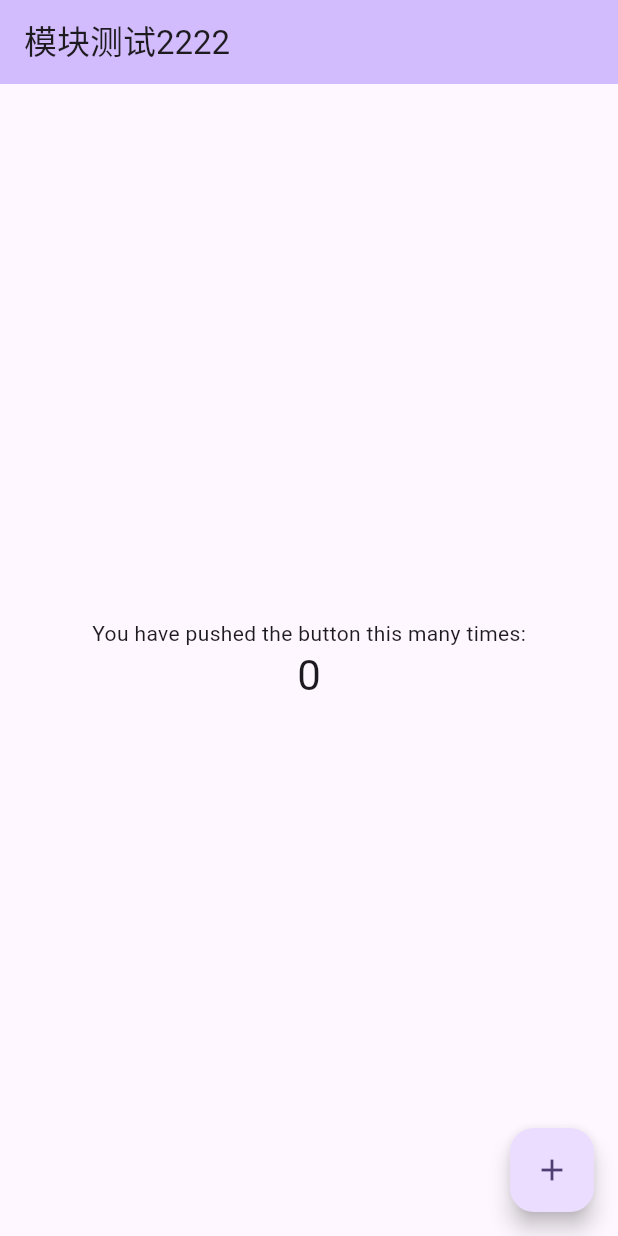
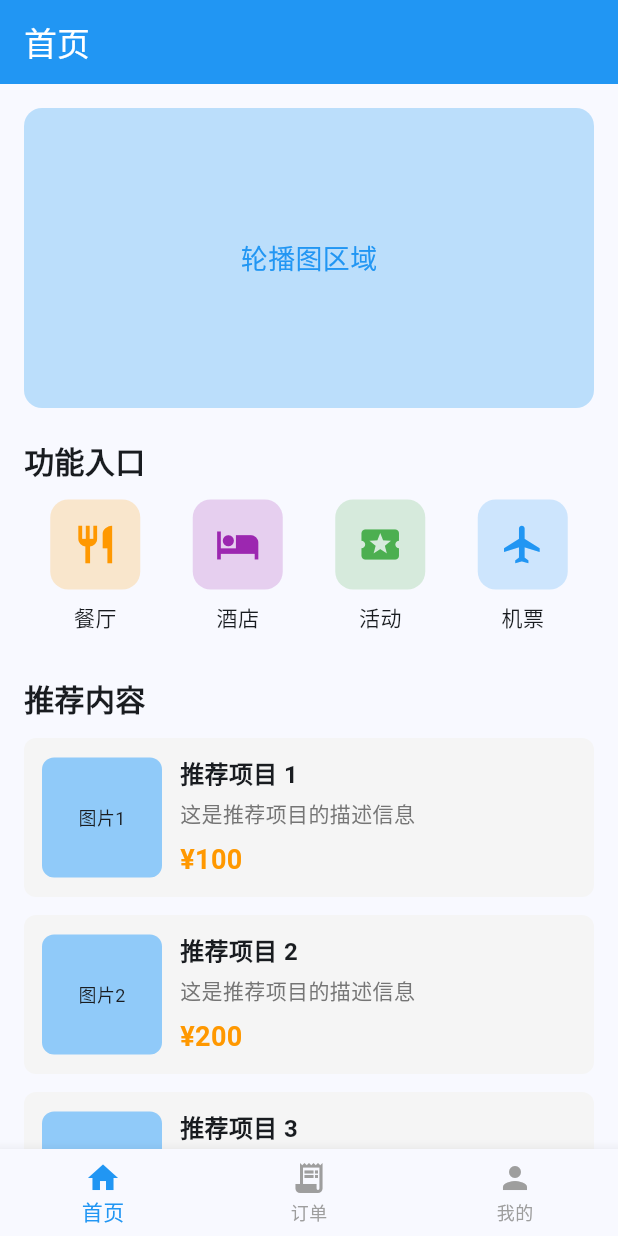
Before and after one commit to shawn2016/flutter_module_android, a Flutter app: the screen it shows after launch, on a phone screen of 412 x 824 dp. Run offline on Flutter 3.47's test engine with Material 3 defaults, Android fonts, the phone set to English and light mode, and no system bars; our stand-ins replace get.

Commit message:
fix:嵌入flutter多页面效果

```diff
--- /dev/null
+++ b/flutter_module_demo/lib/controllers/main_controller.dart
@@ -0,0 +1,9 @@
+import 'package:get/get.dart';
+
+class MainController extends GetxController {
+  var currentIndex = 0.obs;
+
+  void changePage(int index) {
+    currentIndex.value = index;
+  }
+}
--- a/flutter_module_demo/lib/main.dart
+++ b/flutter_module_demo/lib/main.dart
@@ -1,4 +1,6 @@
 import 'package:flutter/material.dart';
+import 'package:get/get.dart';
+import 'pages/main_page.dart';
 
 void main() {
   runApp(const MyApp());
@@ -7,116 +9,16 @@ void main() {
 class MyApp extends StatelessWidget {
   const MyApp({super.key});
 
-  // This widget is the root of your application.
   @override
   Widget build(BuildContext context) {
-    return MaterialApp(
-      title: 'Flutter Demo1',
+    return GetMaterialApp(
+      title: 'Flutter Module Demo',
+      debugShowCheckedModeBanner: false,
       theme: ThemeData(
-        // This is the theme of your application.
-        //
-        // TRY THIS: Try running your application with "flutter run". You'll see
-        // the application has a purple toolbar. Then, without quitting the app,
-        // try changing the seedColor in the colorScheme below to Colors.green
-        // and then invoke "hot reload" (save your changes or press the "hot
-        // reload" button in a Flutter-supported IDE, or press "r" if you used
-        // the command line to start the app).
-        //
-        // Notice that the counter didn't reset back to zero; the application
-        // state is not lost during the reload. To reset the state, use hot
-        // restart instead.
-        //
-        // This works for code too, not just values: Most code changes can be
-        // tested with just a hot reload.
-        colorScheme: ColorScheme.fromSeed(seedColor: Colors.deepPurple),
+        colorScheme: ColorScheme.fromSeed(seedColor: Colors.blue),
+        useMaterial3: true,
       ),
-      home: const MyHomePage(title: '模块测试2222'),
+      home: const MainPage(),
     );
   }
 }
-
-class MyHomePage extends StatefulWidget {
-  const MyHomePage({super.key, required this.title});
-
-  // This widget is the home page of your application. It is stateful, meaning
-  // that it has a State object (defined below) that contains fields that affect
-  // how it looks.
-
-  // This class is the configuration for the state. It holds the values (in this
-  // case the title) provided by the parent (in this case the App widget) and
-  // used by the build method of the State. Fields in a Widget subclass are
-  // always marked "final".
-
-  final String title;
-
-  @override
-  State<MyHomePage> createState() => _MyHomePageState();
-}
-
-class _MyHomePageState extends State<MyHomePage> {
-  int _counter = 0;
-
-  void _incrementCounter() {
-    setState(() {
-      // This call to setState tells the Flutter framework that something has
-      // changed in this State, which causes it to rerun the build method below
-      // so that the display can reflect the updated values. If we changed
-      // _counter without calling setState(), then the build method would not be
-      // called again, and so nothing would appear to happen.
-      _counter++;
-    });
-  }
-
-  @override
-  Widget build(BuildContext context) {
-    // This method is rerun every time setState is called, for instance as done
-    // by the _incrementCounter method above.
-    //
-    // The Flutter framework has been optimized to make rerunning build methods
-    // fast, so that you can just rebuild anything that needs updating rather
-    // than having to individually change instances of widgets.
-    return Scaffold(
-      appBar: AppBar(
-        // TRY THIS: Try changing the color here to a specific color (to
-        // Colors.amber, perhaps?) and trigger a hot reload to see the AppBar
-        // change color while the other colors stay the same.
-        backgroundColor: Theme.of(context).colorScheme.inversePrimary,
-        // Here we take the value from the MyHomePage object that was created by
-        // the App.build method, and use it to set our appbar title.
-        title: Text(widget.title),
-      ),
-      body: Center(
-        // Center is a layout widget. It takes a single child and positions it
-        // in the middle of the parent.
-        child: Column(
-          // Column is also a layout widget. It takes a list of children and
-          // arranges them vertically. By default, it sizes itself to fit its
-          // children horizontally, and tries to be as tall as its parent.
-          //
-          // Column has various properties to control how it sizes itself and
-          // how it positions its children. Here we use mainAxisAlignment to
-          // center the children vertically; the main axis here is the vertical
-          // axis because Columns are vertical (the cross axis would be
-          // horizontal).
-          //
-          // TRY THIS: Invoke "debug painting" (choose the "Toggle Debug Paint"
-          // action in the IDE, or press "p" in the console), to see the
-          // wireframe for each widget.
-          mainAxisAlignment: MainAxisAlignment.center,
-          children: <Widget>[
-            const Text('You have pushed the button this many times:'),
-            Text(
-              '$_counter',
-              style: Theme.of(context).textTheme.headlineMedium,
-            ),
-          ],
-        ),
-      ),
-      floatingActionButton: FloatingActionButton(
-        onPressed: _incrementCounter,
-        tooltip: 'Increment',
-        child: const Icon(Icons.add),
-      ), // This trailing comma makes auto-formatting nicer for build methods.
-    );
-  }
-}
--- /dev/null
+++ b/flutter_module_demo/lib/pages/home_page.dart
@@ -0,0 +1,141 @@
+import 'package:flutter/material.dart';
+import 'package:get/get.dart';
+
+class HomePage extends StatelessWidget {
+  const HomePage({super.key});
+
+  @override
+  Widget build(BuildContext context) {
+    return Scaffold(
+      appBar: AppBar(
+        title: const Text('首页'),
+        backgroundColor: Colors.blue,
+        foregroundColor: Colors.white,
+      ),
+      body: ListView(
+        padding: const EdgeInsets.all(16),
+        children: [
+          // 轮播图区域
+          Container(
+            height: 200,
+            decoration: BoxDecoration(
+              color: Colors.blue.shade100,
+              borderRadius: BorderRadius.circular(12),
+            ),
+            child: const Center(
+              child: Text(
+                '轮播图区域',
+                style: TextStyle(fontSize: 18, color: Colors.blue),
+              ),
+            ),
+          ),
+          const SizedBox(height: 20),
+
+          // 功能入口
+          const Text(
+            '功能入口',
+            style: TextStyle(fontSize: 20, fontWeight: FontWeight.bold),
+          ),
+          const SizedBox(height: 12),
+          Row(
+            mainAxisAlignment: MainAxisAlignment.spaceAround,
+            children: [
+              _buildFeatureItem(Icons.restaurant, '餐厅', Colors.orange),
+              _buildFeatureItem(Icons.hotel, '酒店', Colors.purple),
+              _buildFeatureItem(Icons.local_activity, '活动', Colors.green),
+              _buildFeatureItem(Icons.flight, '机票', Colors.blue),
+            ],
+          ),
+          const SizedBox(height: 30),
+
+          // 推荐内容
+          const Text(
+            '推荐内容',
+            style: TextStyle(fontSize: 20, fontWeight: FontWeight.bold),
+          ),
+          const SizedBox(height: 12),
+          ...List.generate(5, (index) => _buildRecommendItem(index + 1)),
+        ],
+      ),
+    );
+  }
+
+  Widget _buildFeatureItem(IconData icon, String label, Color color) {
+    return Column(
+      children: [
+        Container(
+          width: 60,
+          height: 60,
+          decoration: BoxDecoration(
+            color: color.withOpacity(0.2),
+            borderRadius: BorderRadius.circular(12),
+          ),
+          child: Icon(icon, color: color, size: 30),
+        ),
+        const SizedBox(height: 8),
+        Text(label, style: const TextStyle(fontSize: 14)),
+      ],
+    );
+  }
+
+  Widget _buildRecommendItem(int index) {
+    return Container(
+      margin: const EdgeInsets.only(bottom: 12),
+      padding: const EdgeInsets.all(12),
+      decoration: BoxDecoration(
+        color: Colors.grey.shade100,
+        borderRadius: BorderRadius.circular(8),
+      ),
+      child: Row(
+        children: [
+          Container(
+            width: 80,
+            height: 80,
+            decoration: BoxDecoration(
+              color: Colors.blue.shade200,
+              borderRadius: BorderRadius.circular(8),
+            ),
+            child: Center(
+              child: Text(
+                '图片$index',
+                style: const TextStyle(fontSize: 12),
+              ),
+            ),
+          ),
+          const SizedBox(width: 12),
+          Expanded(
+            child: Column(
+              crossAxisAlignment: CrossAxisAlignment.start,
+              children: [
+                Text(
+                  '推荐项目 $index',
+                  style: const TextStyle(
+                    fontSize: 16,
+                    fontWeight: FontWeight.bold,
+                  ),
+                ),
+                const SizedBox(height: 4),
+                Text(
+                  '这是推荐项目的描述信息',
+                  style: TextStyle(
+                    fontSize: 14,
+                    color: Colors.grey.shade600,
+                  ),
+                ),
+                const SizedBox(height: 8),
+                Text(
+                  '¥${(index * 100).toString()}',
+                  style: const TextStyle(
+                    fontSize: 18,
+                    fontWeight: FontWeight.bold,
+                    color: Colors.orange,
+                  ),
+                ),
+              ],
+            ),
+          ),
+        ],
+      ),
+    );
+  }
+}
--- /dev/null
+++ b/flutter_module_demo/lib/pages/main_page.dart
@@ -0,0 +1,49 @@
+import 'package:flutter/material.dart';
+import 'package:get/get.dart';
+import '../controllers/main_controller.dart';
+import 'home_page.dart';
+import 'order_page.dart';
+import 'profile_page.dart';
+
+class MainPage extends StatelessWidget {
+  const MainPage({super.key});
+
+  @override
+  Widget build(BuildContext context) {
+    final MainController controller = Get.put(MainController());
+
+    final List<Widget> pages = [
+      const HomePage(),
+      const OrderPage(),
+      const ProfilePage(),
+    ];
+
+    return Obx(() => Scaffold(
+      body: IndexedStack(
+        index: controller.currentIndex.value,
+        children: pages,
+      ),
+      bottomNavigationBar: BottomNavigationBar(
+        currentIndex: controller.currentIndex.value,
+        onTap: controller.changePage,
+        type: BottomNavigationBarType.fixed,
+        selectedItemColor: Colors.blue,
+        unselectedItemColor: Colors.grey,
+        items: const [
+          BottomNavigationBarItem(
+            icon: Icon(Icons.home),
+            label: '首页',
+          ),
+          BottomNavigationBarItem(
+            icon: Icon(Icons.receipt_long),
+            label: '订单',
+          ),
+          BottomNavigationBarItem(
+            icon: Icon(Icons.person),
+            label: '我的',
+          ),
+        ],
+      ),
+    ));
+  }
+}
--- a/flutter_module_demo/pubspec.yaml
+++ b/flutter_module_demo/pubspec.yaml
@@ -27,6 +27,7 @@ dependencies:
   # The following adds the Cupertino Icons font to your application.
   # Use with the CupertinoIcons class for iOS style icons.
   cupertino_icons: ^1.0.8
+  get: ^4.6.6
 
 dev_dependencies:
   flutter_test:
```
Also changed, not shown: flutter_module_demo/lib/pages/order_page.dart (added, +197 -0 lines), flutter_module_demo/lib/pages/profile_page.dart (added, +218 -0 lines), flutter_module_demo/pubspec.lock.
